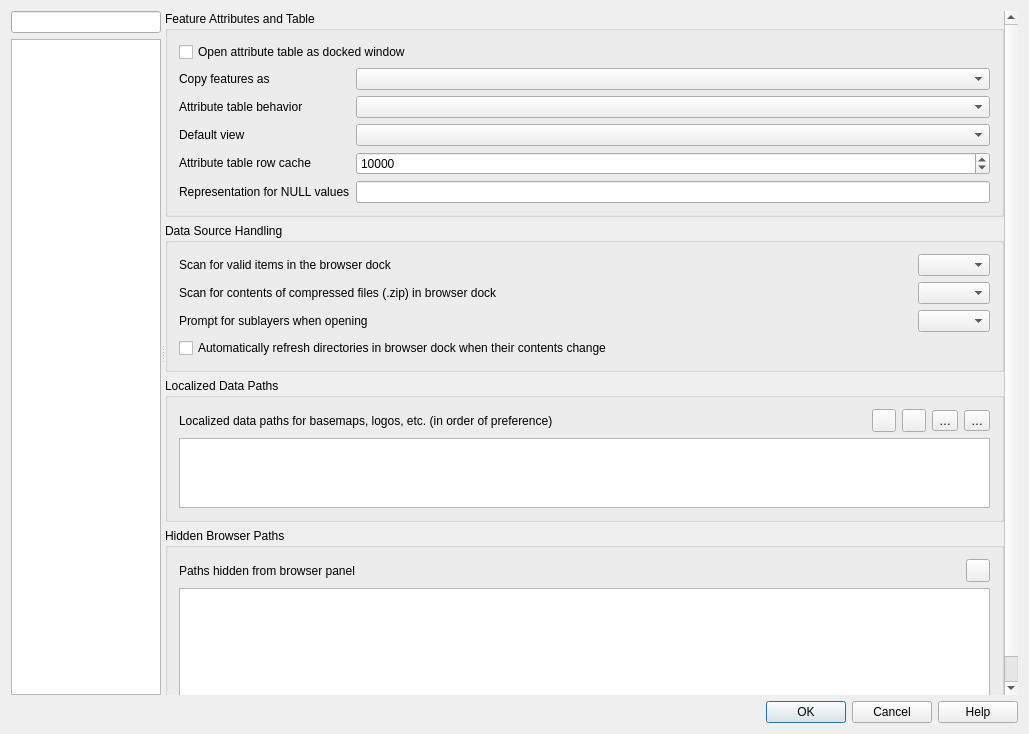
carsmie/QGIS, file src/ui/qgsoptionsbase.ui: the form before one commit.
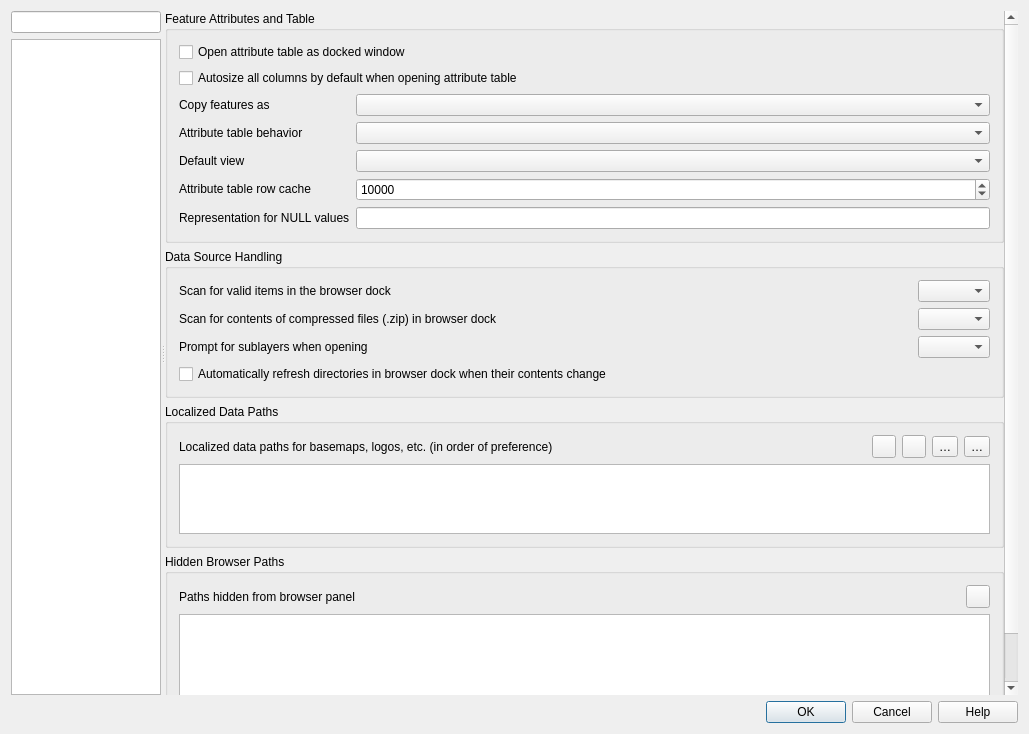
The form after the commit. The open tabs and pages were chosen to show the change. Icons and pictures are not drawn. Custom widgets are drawn as their Qt base class.

Commit message: Reset to current master and minor edits

Patch:
```diff
--- a/src/ui/qgsoptionsbase.ui
+++ b/src/ui/qgsoptionsbase.ui
@@ -1837,8 +1837,8 @@
                <rect>
                 <x>0</x>
                 <y>0</y>
-                <width>637</width>
-                <height>744</height>
+                <width>843</width>
+                <height>772</height>
                </rect>
               </property>
               <layout class="QVBoxLayout" name="verticalLayout_27">
@@ -1860,6 +1860,28 @@
                   <string>Feature Attributes and Table</string>
                  </property>
                  <layout class="QGridLayout" name="gridLayout_19">
+                  <item row="7" column="1">
+                   <widget class="QLineEdit" name="leNullValue"/>
+                  </item>
+                  <item row="4" column="1">
+                   <widget class="QComboBox" name="cmbAttrTableBehavior">
+                    <item>
+                     <property name="text">
+                      <string/>
+                     </property>
+                    </item>
+                   </widget>
+                  </item>
+                  <item row="5" column="0">
+                   <widget class="QLabel" name="label_46">
+                    <property name="text">
+                     <string>Default view</string>
+                    </property>
+                   </widget>
+                  </item>
+                  <item row="3" column="1">
+                   <widget class="QComboBox" name="mComboCopyFeatureFormat"/>
+                  </item>
                   <item row="0" column="0" colspan="2">
                    <widget class="QCheckBox" name="cbxAttributeTableDocked">
                     <property name="text">
@@ -1867,42 +1889,30 @@
                     </property>
                    </widget>
                   </item>
-                  <item row="3" column="1">
-                   <widget class="QComboBox" name="cmbAttrTableBehavior">
-                    <item>
-                     <property name="text">
-                      <string/>
-                     </property>
-                    </item>
-                   </widget>
+                  <item row="5" column="1">
+                   <widget class="QComboBox" name="mAttrTableViewComboBox"/>
                   </item>
-                  <item row="3" column="0">
-                   <widget class="QLabel" name="textLabel1_7">
-                    <property name="sizePolicy">
-                     <sizepolicy hsizetype="Fixed" vsizetype="Fixed">
-                      <horstretch>0</horstretch>
-                      <verstretch>0</verstretch>
-                     </sizepolicy>
-                    </property>
-                    <property name="text">
-                     <string>Attribute table behavior</string>
-                    </property>
-                   </widget>
-                  </item>
-                  <item row="6" column="0">
+                  <item row="7" column="0">
                    <widget class="QLabel" name="label_14">
                     <property name="text">
                      <string>Representation for NULL values</string>
                     </property>
                    </widget>
                   </item>
-                  <item row="4" column="1">
-                   <widget class="QComboBox" name="mAttrTableViewComboBox"/>
+                  <item row="4" column="0">
+                   <widget class="QLabel" name="textLabel1_7">
+                    <property name="sizePolicy">
+                     <sizepolicy hsizetype="Fixed" vsizetype="Fixed">
+                      <horstretch>0</horstretch>
+                      <verstretch>0</verstretch>
+                     </sizepolicy>
+                    </property>
+                    <property name="text">
+                     <string>Attribute table behavior</string>
+                    </property>
+                   </widget>
                   </item>
-                  <item row="6" column="1">
-                   <widget class="QLineEdit" name="leNullValue"/>
-                  </item>
-                  <item row="5" column="0">
+                  <item row="6" column="0">
                    <widget class="QLabel" name="textLabel1_12">
                     <property name="sizePolicy">
                      <sizepolicy hsizetype="Fixed" vsizetype="Fixed">
@@ -1915,7 +1925,7 @@
                     </property>
                    </widget>
                   </item>
-                  <item row="5" column="1">
+                  <item row="6" column="1">
                    <widget class="QgsSpinBox" name="spinBoxAttrTableRowCache">
                     <property name="minimum">
                      <number>0</number>
@@ -1931,23 +1941,20 @@
                     </property>
                    </widget>
                   </item>
-                  <item row="2" column="1">
-                   <widget class="QComboBox" name="mComboCopyFeatureFormat"/>
-                  </item>
-                  <item row="4" column="0">
-                   <widget class="QLabel" name="label_46">
-                    <property name="text">
-                     <string>Default view</string>
-                    </property>
-                   </widget>
-                  </item>
-                  <item row="2" column="0">
+                  <item row="3" column="0">
                    <widget class="QLabel" name="label_48">
                     <property name="text">
                      <string>Copy features as</string>
                     </property>
                    </widget>
                   </item>
+                  <item row="1" column="0" colspan="2">
+                   <widget class="QCheckBox" name="cbxAutosizeAttributeTable">
+                    <property name="text">
+                     <string>Autosize all columns by default when opening attribute table</string>
+                    </property>
+                   </widget>
+                  </item>
                  </layout>
                 </widget>
                </item>
```
Left out of the diff: 66 changed lines with no effect on the pictures. The commit also changes 5 other files.
